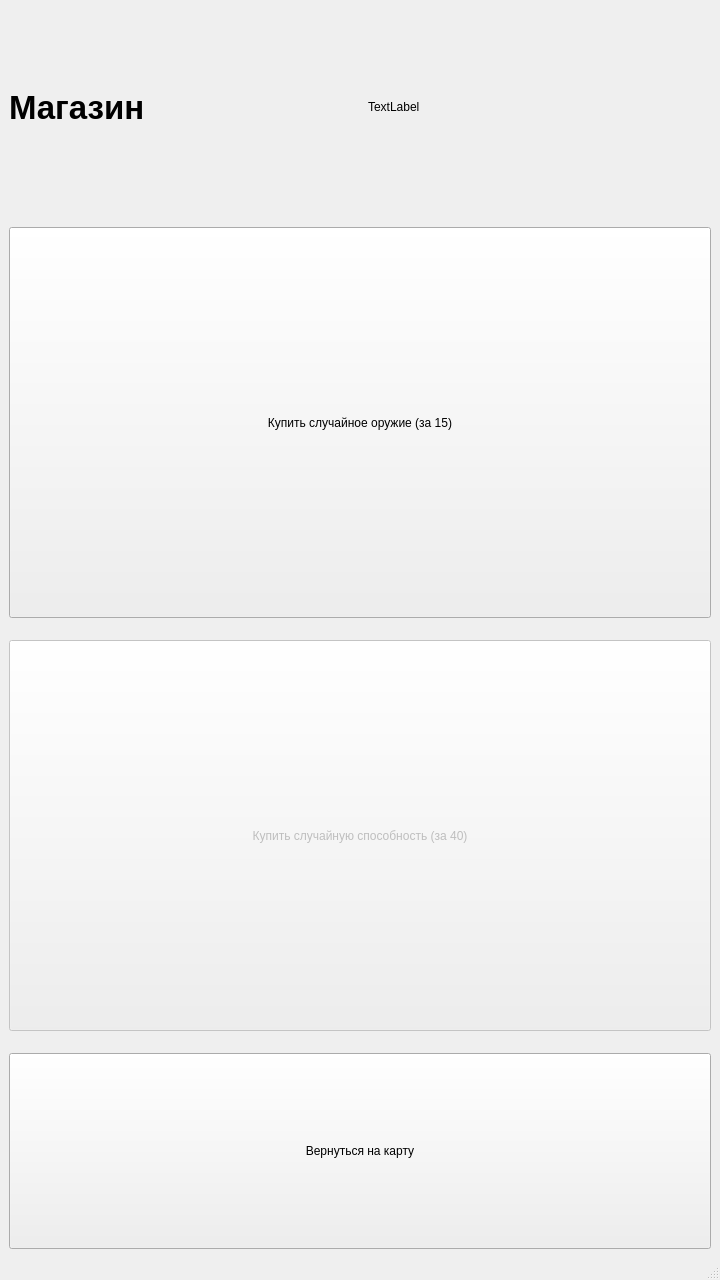
Before: the Qt Designer form shop.ui in nladia/MyGame, drawn with Qt 5.
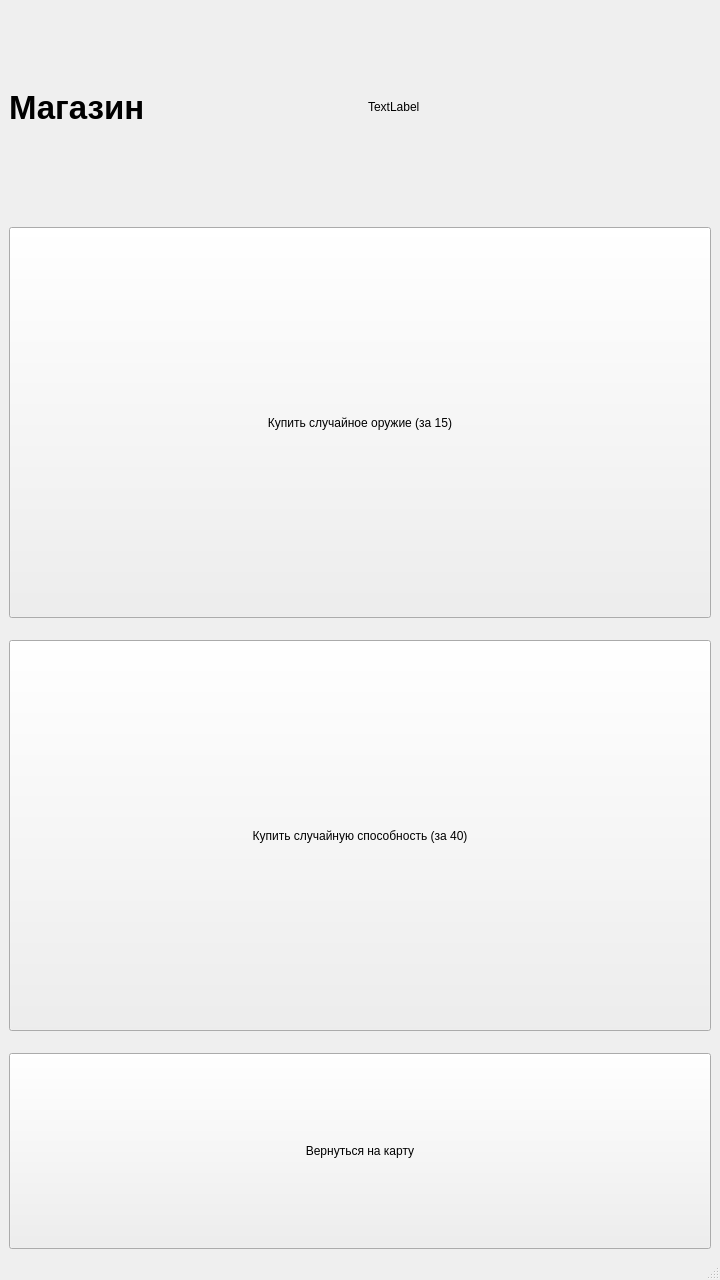
After: the same form once the commit is applied.

```diff
--- a/shop.ui
+++ b/shop.ui
@@ -58,7 +58,7 @@
     <item row="2" column="0" colspan="2">
      <widget class="QPushButton" name="pushButton_2">
       <property name="enabled">
-       <bool>false</bool>
+       <bool>true</bool>
       </property>
       <property name="sizePolicy">
        <sizepolicy hsizetype="Minimum" vsizetype="Minimum">
```
